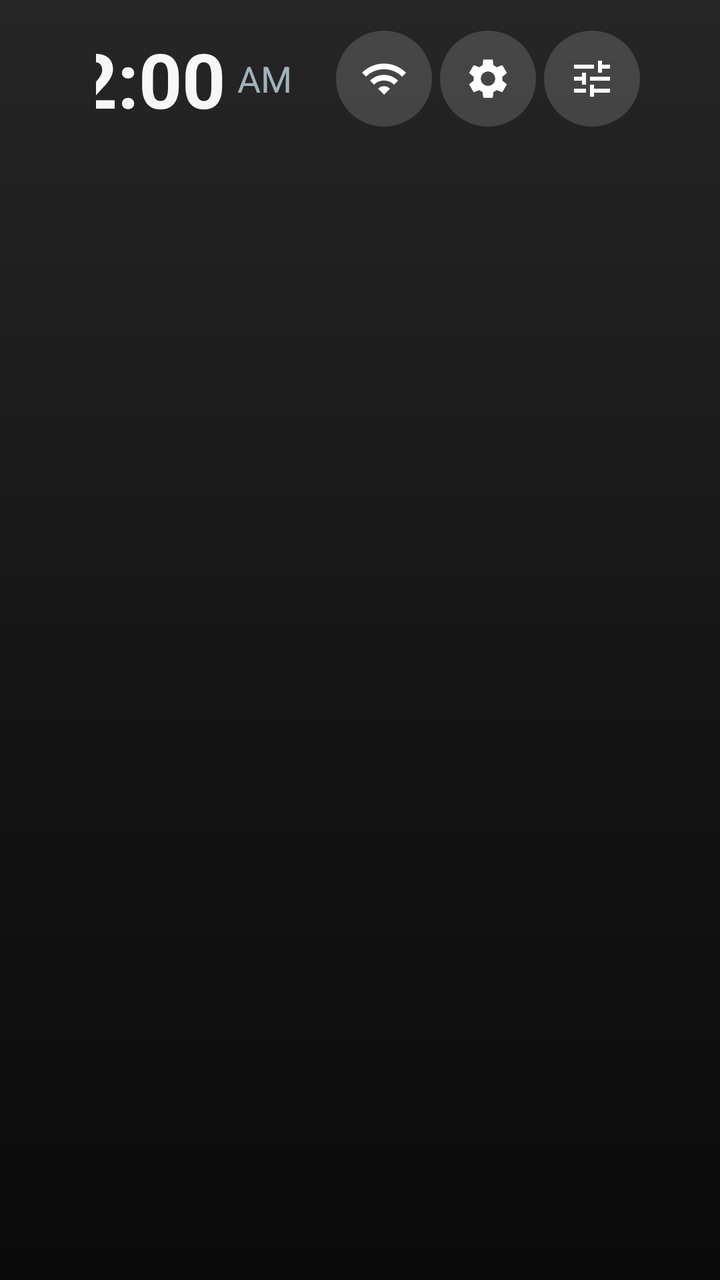
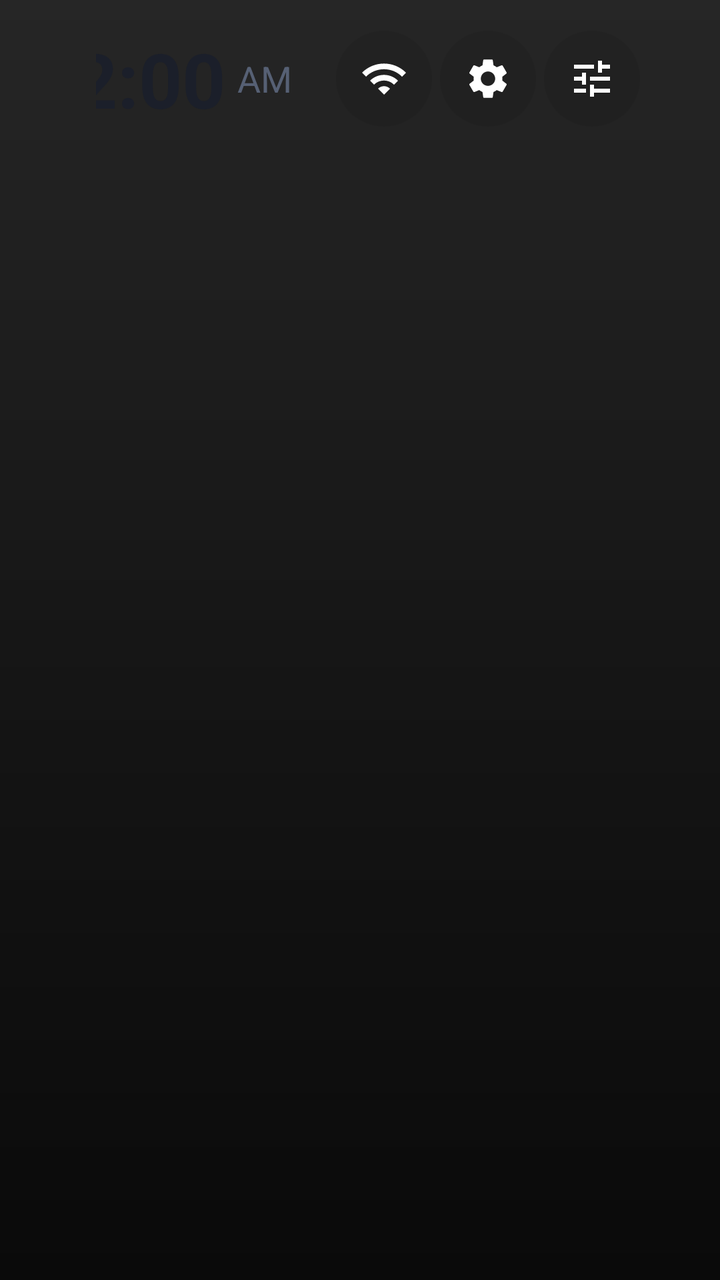

Compare the two renders of this Android layout. The source of the first and the diff that turns it into the second are given below.
<!-- AndroidManifest.xml: application theme Theme.HMS -->
<!-- res/layout/activity_home.xml -->
<?xml version="1.0" encoding="utf-8"?>
<FrameLayout xmlns:android="http://schemas.android.com/apk/res/android"
    android:layout_width="match_parent" android:layout_height="match_parent" android:clipChildren="false">

    
    <FrameLayout android:id="@+id/backdropBox" android:layout_width="match_parent" android:layout_height="match_parent">
        <ImageView android:id="@+id/backdrop" android:layout_width="match_parent" android:layout_height="match_parent"
            android:scaleType="centerCrop" android:alpha="0" android:importantForAccessibility="no"/>
    </FrameLayout>

    <LinearLayout android:layout_width="match_parent" android:layout_height="match_parent"
        android:orientation="vertical" android:clipChildren="false">

        
        <LinearLayout android:layout_width="match_parent" android:layout_height="wrap_content"
            android:orientation="horizontal" android:gravity="center_vertical|end"
            android:paddingLeft="48dp" android:paddingRight="40dp" android:paddingTop="14dp" android:paddingBottom="2dp">
            <TextClock android:id="@+id/date" android:layout_width="wrap_content" android:layout_height="wrap_content"
                android:format12Hour="EEE d MMM" android:format24Hour="EEE d MMM"
                android:textColor="@color/d_ink2" android:textSize="18sp" android:layout_marginRight="18dp"/>
            <TextClock android:id="@+id/clock" android:layout_width="wrap_content" android:layout_height="wrap_content"
                android:format12Hour="h:mm" android:format24Hour="HH:mm"
                android:textColor="@color/white" android:textSize="38sp" android:textStyle="bold"/>
            <TextClock android:id="@+id/ampm" android:layout_width="wrap_content" android:layout_height="wrap_content"
                android:format12Hour="a" android:format24Hour="a"
                android:textColor="@color/d_ink2" android:textSize="18sp" android:layout_marginLeft="6dp"/>
            <View android:id="@+id/wDivider" android:layout_width="1dp" android:layout_height="40dp"
                android:background="#40FFFFFF" android:layout_marginLeft="22dp" android:layout_marginRight="22dp" android:visibility="gone"/>
            <LinearLayout android:id="@+id/weatherBox" android:layout_width="wrap_content" android:layout_height="wrap_content"
                android:orientation="horizontal" android:gravity="center_vertical" android:visibility="gone">
                <LinearLayout android:layout_width="wrap_content" android:layout_height="wrap_content" android:orientation="vertical">
                    <TextView android:id="@+id/wCity" android:layout_width="wrap_content" android:layout_height="wrap_content"
                        android:textColor="@color/white" android:textSize="22sp" android:singleLine="true" android:maxWidth="220dp" android:ellipsize="end"/>
                    <TextView android:id="@+id/wHum" android:layout_width="wrap_content" android:layout_height="wrap_content"
                        android:textColor="@color/d_ink2" android:textSize="13sp"/>
                </LinearLayout>
                <ImageView android:id="@+id/wIcon" android:layout_width="46dp" android:layout_height="46dp"
                    android:layout_marginLeft="12dp" android:importantForAccessibility="no"/>
                <TextView android:id="@+id/wTemp" android:layout_width="wrap_content" android:layout_height="wrap_content"
                    android:layout_marginLeft="4dp" android:textColor="@color/white" android:textSize="30sp"/>
            </LinearLayout>
            <ImageView android:id="@+id/icUsb" android:layout_width="30dp" android:layout_height="30dp"
                android:padding="3dp" android:src="@drawable/ic_usb" android:visibility="gone"
                android:layout_marginLeft="22dp" android:layout_marginRight="8dp" android:contentDescription="USB drive"/>
            <ImageView android:id="@+id/btnWifi" android:layout_width="48dp" android:layout_height="48dp"
                android:layout_marginLeft="22dp"
                android:padding="12dp" android:src="@drawable/ic_wifi" android:focusable="true" android:clickable="true"
                android:background="@drawable/bg_status_btn" android:contentDescription="Wi-Fi"/>
            <ImageView android:id="@+id/btnDevice" android:layout_width="48dp" android:layout_height="48dp"
                android:layout_marginLeft="4dp"
                android:padding="12dp" android:src="@drawable/ic_settings" android:focusable="true" android:clickable="true"
                android:background="@drawable/bg_status_btn" android:contentDescription="Device settings"/>
            <ImageView android:id="@+id/btnApp" android:layout_width="48dp" android:layout_height="48dp"
                android:layout_marginLeft="4dp"
                android:padding="12dp" android:src="@drawable/ic_tune" android:focusable="true" android:clickable="true"
                android:background="@drawable/bg_status_btn" android:contentDescription="HMS HOME settings"/>
        </LinearLayout>

        <ScrollView android:id="@+id/scroll" android:layout_width="match_parent" android:layout_height="match_parent"
            android:fillViewport="true" android:scrollbars="none" android:clipChildren="false">
            <LinearLayout android:id="@+id/rows" android:layout_width="match_parent" android:layout_height="wrap_content"
                android:orientation="vertical" android:clipChildren="false" android:paddingBottom="40dp"/>
        </ScrollView>
    </LinearLayout>
</FrameLayout>
<!-- resources referenced by this layout -->
<resources>
  <color name="d_ink2">#9FB3BB</color>
  <color name="white">#F7F7F7</color>
  <!-- drawable bg_status_btn (drawable) -->
  <?xml version="1.0" encoding="utf-8"?>
  <selector xmlns:android="http://schemas.android.com/apk/res/android">
      <item android:state_focused="true"><shape android:shape="oval"><solid android:color="#FFFFFF"/><stroke android:width="3dp" android:color="@color/h_yellow"/></shape></item>
      <item><shape android:shape="oval"><solid android:color="#26FFFFFF"/></shape></item>
  </selector>
  <!-- drawable ic_tune (drawable) -->
  <?xml version="1.0" encoding="utf-8"?>
  <vector xmlns:android="http://schemas.android.com/apk/res/android"
      android:width="24dp" android:height="24dp" android:viewportWidth="24" android:viewportHeight="24">
      <path android:fillColor="#FFFFFFFF" android:pathData="M3,17v2h6v-2L3,17zM3,5v2h10L13,5L3,5zM13,21v-2h8v-2h-8v-2h-2v6h2zM7,9v2L3,11v2h4v2h2L9,9L7,9zM21,13v-2L11,11v2h10zM15,9h2L17,7h4L21,5h-4L17,3h-2v6z"/>
  </vector>
  <!-- drawable ic_usb (drawable) -->
  <?xml version="1.0" encoding="utf-8"?>
  <vector xmlns:android="http://schemas.android.com/apk/res/android"
      android:width="24dp" android:height="24dp" android:viewportWidth="24" android:viewportHeight="24">
      <path android:fillColor="#FFFFFFFF" android:pathData="M15,7v4h1v2h-3V5h2l-3,-4 -3,4h2v8H8v-2.07c0.7,-0.37 1.2,-1.08 1.2,-1.93 0,-1.21 -0.99,-2.2 -2.2,-2.2 -1.21,0 -2.2,0.99 -2.2,2.2 0,0.85 0.5,1.56 1.2,1.93V13c0,1.11 0.89,2 2,2h3v3.05c-0.71,0.37 -1.2,1.1 -1.2,1.95 0,1.22 0.99,2.2 2.2,2.2 1.21,0 2.2,-0.98 2.2,-2.2 0,-0.85 -0.49,-1.58 -1.2,-1.95V15h3c1.11,0 2,-0.89 2,-2v-2h1V7h-4z"/>
  </vector>
  <!-- drawable ic_wifi (drawable) -->
  <?xml version="1.0" encoding="utf-8"?>
  <vector xmlns:android="http://schemas.android.com/apk/res/android"
      android:width="24dp" android:height="24dp" android:viewportWidth="24" android:viewportHeight="24">
      <path android:fillColor="#FFFFFFFF" android:pathData="M1,9l2,2c4.97,-4.97 13.03,-4.97 18,0l2,-2C16.93,2.93 7.08,2.93 1,9zM9,17l3,3 3,-3c-1.65,-1.66 -4.34,-1.66 -6,0zM5,13l2,2c2.76,-2.76 7.24,-2.76 10,0l2,-2C15.14,9.14 8.87,9.14 5,13z"/>
  </vector>
  <style name="Theme.HMS" parent="android:Theme.Material.NoActionBar">
          <item name="android:windowBackground">@drawable/bg_main</item>
          <item name="android:windowFullscreen">true</item>
          <item name="android:navigationBarColor">@android:color/transparent</item>
          <item name="android:statusBarColor">@android:color/transparent</item>
          <item name="android:colorPrimary">@color/charcoal</item>
          <item name="android:colorAccent">@color/bronze</item>
          <item name="android:colorControlActivated">@color/bronze</item>
          <item name="android:textColorPrimary">@color/white</item>
          <item name="android:textColorSecondary">@color/secondary</item>
          <item name="android:textColorHint">@color/secondary</item>
      </style>
  <color name="h_yellow">#FFC21A</color>
  <!-- drawable bg_main (drawable) -->
  <?xml version="1.0" encoding="utf-8"?>
  <shape xmlns:android="http://schemas.android.com/apk/res/android" android:shape="rectangle">
      <gradient android:angle="270" android:startColor="#262626" android:centerColor="#161616" android:endColor="#0A0A0A"/>
  </shape>
  <color name="charcoal">#121212</color>
  <color name="bronze">#AECBFA</color>
  <color name="secondary">#ABABAB</color>
  <!-- unchanged entries left out for length: 1 -->
</resources>

<!-- the commit's change to res/layout/activity_home.xml (unified diff, before → after) -->
@@ -1,12 +1,6 @@
 <?xml version="1.0" encoding="utf-8"?>
 <FrameLayout xmlns:android="http://schemas.android.com/apk/res/android"
     android:layout_width="match_parent" android:layout_height="match_parent" android:clipChildren="false">
-
-    
-    <FrameLayout android:id="@+id/backdropBox" android:layout_width="match_parent" android:layout_height="match_parent">
-        <ImageView android:id="@+id/backdrop" android:layout_width="match_parent" android:layout_height="match_parent"
-            android:scaleType="centerCrop" android:alpha="0" android:importantForAccessibility="no"/>
-    </FrameLayout>
 
     <LinearLayout android:layout_width="match_parent" android:layout_height="match_parent"
         android:orientation="vertical" android:clipChildren="false">
@@ -17,27 +11,27 @@
             android:paddingLeft="48dp" android:paddingRight="40dp" android:paddingTop="14dp" android:paddingBottom="2dp">
             <TextClock android:id="@+id/date" android:layout_width="wrap_content" android:layout_height="wrap_content"
                 android:format12Hour="EEE d MMM" android:format24Hour="EEE d MMM"
-                android:textColor="@color/d_ink2" android:textSize="18sp" android:layout_marginRight="18dp"/>
+                android:textColor="@color/h_ink2" android:textSize="18sp" android:layout_marginRight="18dp"/>
             <TextClock android:id="@+id/clock" android:layout_width="wrap_content" android:layout_height="wrap_content"
                 android:format12Hour="h:mm" android:format24Hour="HH:mm"
-                android:textColor="@color/white" android:textSize="38sp" android:textStyle="bold"/>
+                android:textColor="@color/h_ink" android:textSize="38sp" android:textStyle="bold"/>
             <TextClock android:id="@+id/ampm" android:layout_width="wrap_content" android:layout_height="wrap_content"
                 android:format12Hour="a" android:format24Hour="a"
-                android:textColor="@color/d_ink2" android:textSize="18sp" android:layout_marginLeft="6dp"/>
+                android:textColor="@color/h_ink2" android:textSize="18sp" android:layout_marginLeft="6dp"/>
             <View android:id="@+id/wDivider" android:layout_width="1dp" android:layout_height="40dp"
-                android:background="#40FFFFFF" android:layout_marginLeft="22dp" android:layout_marginRight="22dp" android:visibility="gone"/>
+                android:background="#33000000" android:layout_marginLeft="22dp" android:layout_marginRight="22dp" android:visibility="gone"/>
             <LinearLayout android:id="@+id/weatherBox" android:layout_width="wrap_content" android:layout_height="wrap_content"
                 android:orientation="horizontal" android:gravity="center_vertical" android:visibility="gone">
                 <LinearLayout android:layout_width="wrap_content" android:layout_height="wrap_content" android:orientation="vertical">
                     <TextView android:id="@+id/wCity" android:layout_width="wrap_content" android:layout_height="wrap_content"
-                        android:textColor="@color/white" android:textSize="22sp" android:singleLine="true" android:maxWidth="220dp" android:ellipsize="end"/>
+                        android:textColor="@color/h_ink" android:textSize="22sp" android:singleLine="true" android:maxWidth="220dp" android:ellipsize="end"/>
                     <TextView android:id="@+id/wHum" android:layout_width="wrap_content" android:layout_height="wrap_content"
-                        android:textColor="@color/d_ink2" android:textSize="13sp"/>
+                        android:textColor="@color/h_ink2" android:textSize="13sp"/>
                 </LinearLayout>
                 <ImageView android:id="@+id/wIcon" android:layout_width="46dp" android:layout_height="46dp"
                     android:layout_marginLeft="12dp" android:importantForAccessibility="no"/>
                 <TextView android:id="@+id/wTemp" android:layout_width="wrap_content" android:layout_height="wrap_content"
-                    android:layout_marginLeft="4dp" android:textColor="@color/white" android:textSize="30sp"/>
+                    android:layout_marginLeft="4dp" android:textColor="@color/h_ink" android:textSize="30sp"/>
             </LinearLayout>
             <ImageView android:id="@+id/icUsb" android:layout_width="30dp" android:layout_height="30dp"
                 android:padding="3dp" android:src="@drawable/ic_usb" android:visibility="gone"
@@ -45,15 +39,15 @@
             <ImageView android:id="@+id/btnWifi" android:layout_width="48dp" android:layout_height="48dp"
                 android:layout_marginLeft="22dp"
                 android:padding="12dp" android:src="@drawable/ic_wifi" android:focusable="true" android:clickable="true"
-                android:background="@drawable/bg_status_btn" android:contentDescription="Wi-Fi"/>
+                android:background="@drawable/bg_status_btn_l" android:contentDescription="Wi-Fi"/>
             <ImageView android:id="@+id/btnDevice" android:layout_width="48dp" android:layout_height="48dp"
                 android:layout_marginLeft="4dp"
                 android:padding="12dp" android:src="@drawable/ic_settings" android:focusable="true" android:clickable="true"
-                android:background="@drawable/bg_status_btn" android:contentDescription="Device settings"/>
+                android:background="@drawable/bg_status_btn_l" android:contentDescription="Device settings"/>
             <ImageView android:id="@+id/btnApp" android:layout_width="48dp" android:layout_height="48dp"
                 android:layout_marginLeft="4dp"
                 android:padding="12dp" android:src="@drawable/ic_tune" android:focusable="true" android:clickable="true"
-                android:background="@drawable/bg_status_btn" android:contentDescription="HMS HOME settings"/>
+                android:background="@drawable/bg_status_btn_l" android:contentDescription="HMS HOME settings"/>
         </LinearLayout>
 
         <ScrollView android:id="@+id/scroll" android:layout_width="match_parent" android:layout_height="match_parent"
<!-- resource entries referenced after the edit -->
@@ -1,13 +1,14 @@
 <!-- resources referenced by this layout -->
 <resources>
-  <color name="d_ink2">#9FB3BB</color>
-  <color name="white">#F7F7F7</color>
-  <!-- drawable bg_status_btn (drawable) -->
+  <color name="h_ink">#1B1F2A</color>
+  <color name="h_ink2">#566074</color>
+  <!-- drawable bg_status_btn_l (drawable) -->
   <?xml version="1.0" encoding="utf-8"?>
   <selector xmlns:android="http://schemas.android.com/apk/res/android">
-      <item android:state_focused="true"><shape android:shape="oval"><solid android:color="#FFFFFF"/><stroke android:width="3dp" android:color="@color/h_yellow"/></shape></item>
-      <item><shape android:shape="oval"><solid android:color="#26FFFFFF"/></shape></item>
+      <item android:state_focused="true"><shape android:shape="oval"><solid android:color="#FFFFFF"/><stroke android:width="3dp" android:color="@color/h_accent"/></shape></item>
+      <item><shape android:shape="oval"><solid android:color="#14000000"/></shape></item>
   </selector>
+  <color name="white">#F7F7F7</color>
   <!-- drawable ic_tune (drawable) -->
   <?xml version="1.0" encoding="utf-8"?>
   <vector xmlns:android="http://schemas.android.com/apk/res/android"
@@ -38,7 +39,7 @@
           <item name="android:textColorSecondary">@color/secondary</item>
           <item name="android:textColorHint">@color/secondary</item>
       </style>
-  <color name="h_yellow">#FFC21A</color>
+  <color name="h_accent">#1F7AF5</color>
   <!-- drawable bg_main (drawable) -->
   <?xml version="1.0" encoding="utf-8"?>
   <shape xmlns:android="http://schemas.android.com/apk/res/android" android:shape="rectangle">
